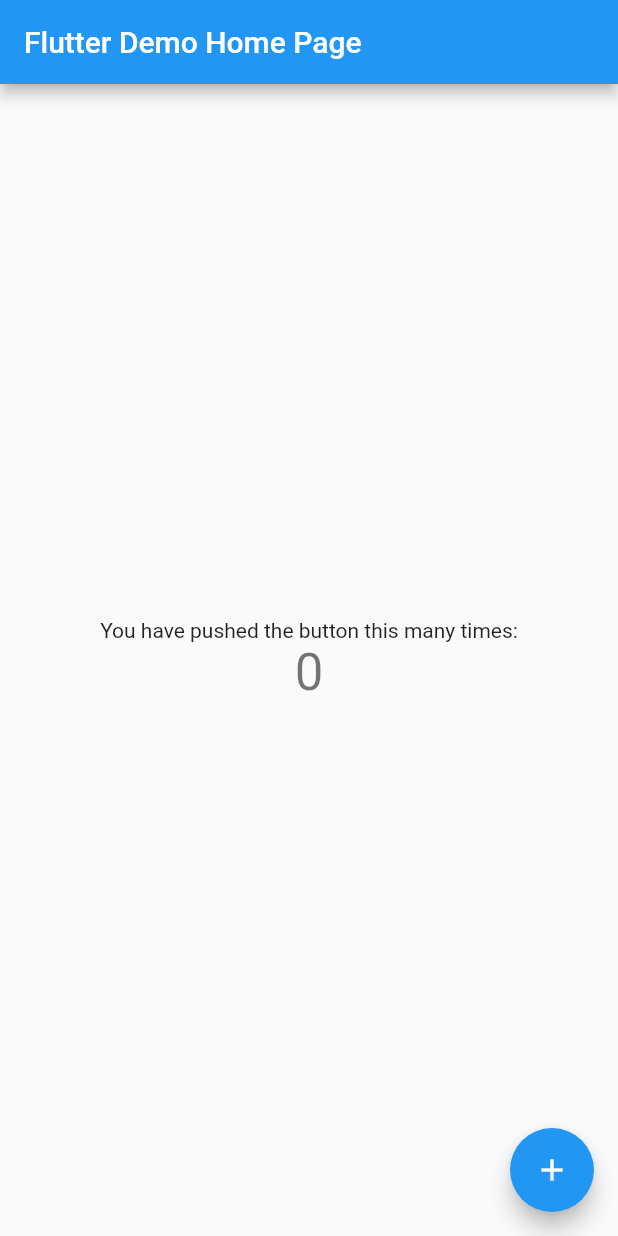
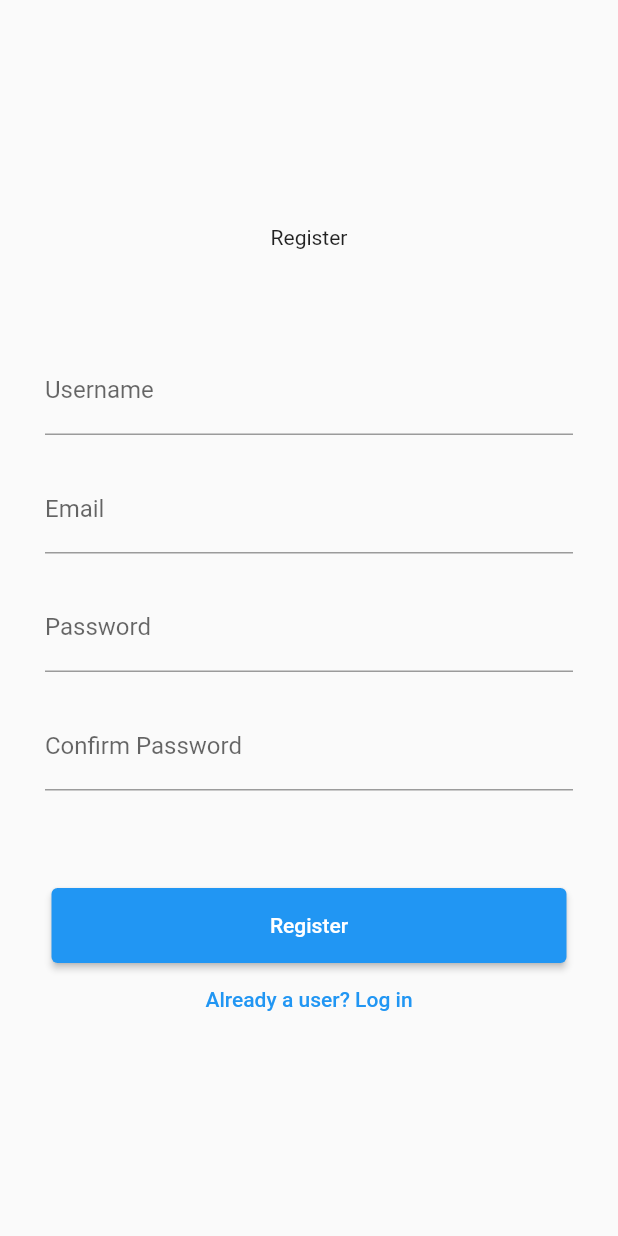
Before and after one commit to Safwan310/rentme, a Flutter app: the screen it shows after launch, on a phone screen of 412 x 824 dp. Run offline on Flutter 3.47's test engine with Material 2 defaults, Android fonts, the phone set to English and light mode, and no system bars; our stand-ins replace firebase_auth, firebase_core; accounts and stored records are empty.

Commit message:
Day2 Commit

```diff
--- a/lib/main.dart
+++ b/lib/main.dart
@@ -1,6 +1,12 @@
+import 'package:firebase_core/firebase_core.dart';
 import 'package:flutter/material.dart';
+import 'package:rent_my_stuff/screens/loginPage.dart';
+import 'package:rent_my_stuff/screens/registerPage.dart';
 
-void main() {
+
+Future main() async{
+  WidgetsFlutterBinding.ensureInitialized();
+  await Firebase.initializeApp();
   runApp(MyApp());
 }
 
@@ -22,92 +28,7 @@ class MyApp extends StatelessWidget {
         // is not restarted.
         primarySwatch: Colors.blue,
       ),
-      home: MyHomePage(title: 'Flutter Demo Home Page'),
+      home: RegisterPage(),
     );
   }
 }
-
-class MyHomePage extends StatefulWidget {
-  MyHomePage({Key? key, required this.title}) : super(key: key);
-
-  // This widget is the home page of your application. It is stateful, meaning
-  // that it has a State object (defined below) that contains fields that affect
-  // how it looks.
-
-  // This class is the configuration for the state. It holds the values (in this
-  // case the title) provided by the parent (in this case the App widget) and
-  // used by the build method of the State. Fields in a Widget subclass are
-  // always marked "final".
-
-  final String title;
-
-  @override
-  _MyHomePageState createState() => _MyHomePageState();
-}
-
-class _MyHomePageState extends State<MyHomePage> {
-  int _counter = 0;
-
-  void _incrementCounter() {
-    setState(() {
-      // This call to setState tells the Flutter framework that something has
-      // changed in this State, which causes it to rerun the build method below
-      // so that the display can reflect the updated values. If we changed
-      // _counter without calling setState(), then the build method would not be
-      // called again, and so nothing would appear to happen.
-      _counter++;
-    });
-  }
-
-  @override
-  Widget build(BuildContext context) {
-    // This method is rerun every time setState is called, for instance as done
-    // by the _incrementCounter method above.
-    //
-    // The Flutter framework has been optimized to make rerunning build methods
-    // fast, so that you can just rebuild anything that needs updating rather
-    // than having to individually change instances of widgets.
-    return Scaffold(
-      appBar: AppBar(
-        // Here we take the value from the MyHomePage object that was created by
-        // the App.build method, and use it to set our appbar title.
-        title: Text(widget.title),
-      ),
-      body: Center(
-        // Center is a layout widget. It takes a single child and positions it
-        // in the middle of the parent.
-        child: Column(
-          // Column is also a layout widget. It takes a list of children and
-          // arranges them vertically. By default, it sizes itself to fit its
-          // children horizontally, and tries to be as tall as its parent.
-          //
-          // Invoke "debug painting" (press "p" in the console, choose the
-          // "Toggle Debug Paint" action from the Flutter Inspector in Android
-          // Studio, or the "Toggle Debug Paint" command in Visual Studio Code)
-          // to see the wireframe for each widget.
-          //
-          // Column has various properties to control how it sizes itself and
-          // how it positions its children. Here we use mainAxisAlignment to
-          // center the children vertically; the main axis here is the vertical
-          // axis because Columns are vertical (the cross axis would be
-          // horizontal).
-          mainAxisAlignment: MainAxisAlignment.center,
-          children: <Widget>[
-            Text(
-              'You have pushed the button this many times:',
-            ),
-            Text(
-              '$_counter',
-              style: Theme.of(context).textTheme.headline4,
-            ),
-          ],
-        ),
-      ),
-      floatingActionButton: FloatingActionButton(
-        onPressed: _incrementCounter,
-        tooltip: 'Increment',
-        child: Icon(Icons.add),
-      ), // This trailing comma makes auto-formatting nicer for build methods.
-    );
-  }
-}
--- /dev/null
+++ b/lib/screens/registerPage.dart
@@ -0,0 +1,126 @@
+import 'package:firebase_auth/firebase_auth.dart';
+import 'package:flutter/material.dart';
+import 'package:rent_my_stuff/screens/loginPage.dart';
+import 'package:rent_my_stuff/backend/authentication';
+
+import 'Home.dart';
+
+class RegisterPage extends StatefulWidget {
+  const RegisterPage({Key? key}) : super(key: key);
+
+  @override
+  _RegisterPageState createState() => _RegisterPageState();
+}
+
+class _RegisterPageState extends State<RegisterPage> {
+  final formGlobalKey = GlobalKey < FormState > ();
+  TextEditingController _username = TextEditingController();
+  TextEditingController _email = TextEditingController();
+  TextEditingController _pwd = TextEditingController();
+  TextEditingController _cpwd = TextEditingController();
+
+  @override
+  Widget build(BuildContext context) {
+    return Scaffold(
+      body: SingleChildScrollView(
+        child: Padding(
+          padding: EdgeInsets.fromLTRB(30,150,30,0),
+          child: Column(
+            children: [
+              Text("Register"),
+              SizedBox(height: 65,),
+              Form(
+                  key: formGlobalKey,
+                  child: Column(
+                    children: [
+
+                      TextFormField(
+                        controller: _username,
+                        decoration: InputDecoration(
+                            labelText: "Username"
+                        ),
+                        validator: (uname){
+                          if(uname!.isEmpty){
+                            return 'Username cant be empty';
+                          }
+                        },
+                      ),
+                      SizedBox(height: 20,),
+                      TextFormField(
+                        controller: _email,
+                        decoration: InputDecoration(
+                            labelText: "Email"
+                        ),
+                        validator: (email){
+                          if(email!.isEmpty){
+                            return 'Enter a valid email';
+                          }
+                        },
+                      ),
+                      SizedBox(height: 20,),
+                      TextFormField(
+                        controller: _pwd,
+                        decoration: InputDecoration(
+                            labelText: "Password"
+                        ),
+                        validator: (pwd){
+                          if(pwd!.isEmpty){
+                            return 'Password cant be empty';
+                          }
+                        },
+                      ),
+                      SizedBox(height: 20,),
+                      TextFormField(
+                        controller: _cpwd,
+                        decoration: InputDecoration(
+                            labelText: "Confirm Password"
+                        ),
+                        validator: (cpwd){
+                          if(cpwd != _pwd.text){
+                            return 'Passwords dont match';
+                          }
+                        },
+                      ),
+                      SizedBox(height: 65),
+                      Container(
+                        height: 50,
+                        width: MediaQuery.of(context).size.width/1.2,
+                        child: ElevatedButton( onPressed: (){
+                          if (formGlobalKey.currentState!.validate()) {
+                            formGlobalKey.currentState!.save();
+                            // use the email provided here
+                            AuthenticationHelper()
+                                .signUp(email: _email.text, password: _pwd.text)
+                                .then((result) {
+                              if (result == null) {
+                                final FirebaseAuth auth = FirebaseAuth.instance;
+                                final User? user = auth.currentUser;
+                                final uid = user!.uid;
+                                //print(user.toString()+"=="+uid);
+                                Navigator.pushReplacement(context,
+                                    MaterialPageRoute(builder: (context) => Home(uid)));
+                              } else {
+                                Scaffold.of(context).showSnackBar(SnackBar(
+                                  content: Text(
+                                    result,
+                                    style: TextStyle(fontSize: 16),
+                                  ),
+                                ));
+                              }
+                            });
+                          }
+                        },
+                            child: Text("Register")),
+                      ),
+                      TextButton(onPressed: (){
+                        Navigator.push(context, MaterialPageRoute(builder: (context)=>LoginPage()));
+                      }, child: Text("Already a user? Log in")),
+                    ],
+                  )
+              )
+            ],
+          ),
+        ),
+      ),
+    );
+}}
--- a/pubspec.yaml
+++ b/pubspec.yaml
@@ -28,6 +28,8 @@ dependencies:
   # The following adds the Cupertino Icons font to your application.
   # Use with the CupertinoIcons class for iOS style icons.
   cupertino_icons: ^1.0.2
+  firebase_auth: ^3.1.0
+  firebase_core: ^1.6.0
 
 dev_dependencies:
   flutter_test:
```
Also changed, not shown: lib/screens/Home.dart (added, +18 -0 lines), lib/screens/loginPage.dart (added, +99 -0 lines), lib/backend/Signup.dart (added), pubspec.lock, 5 other files.
